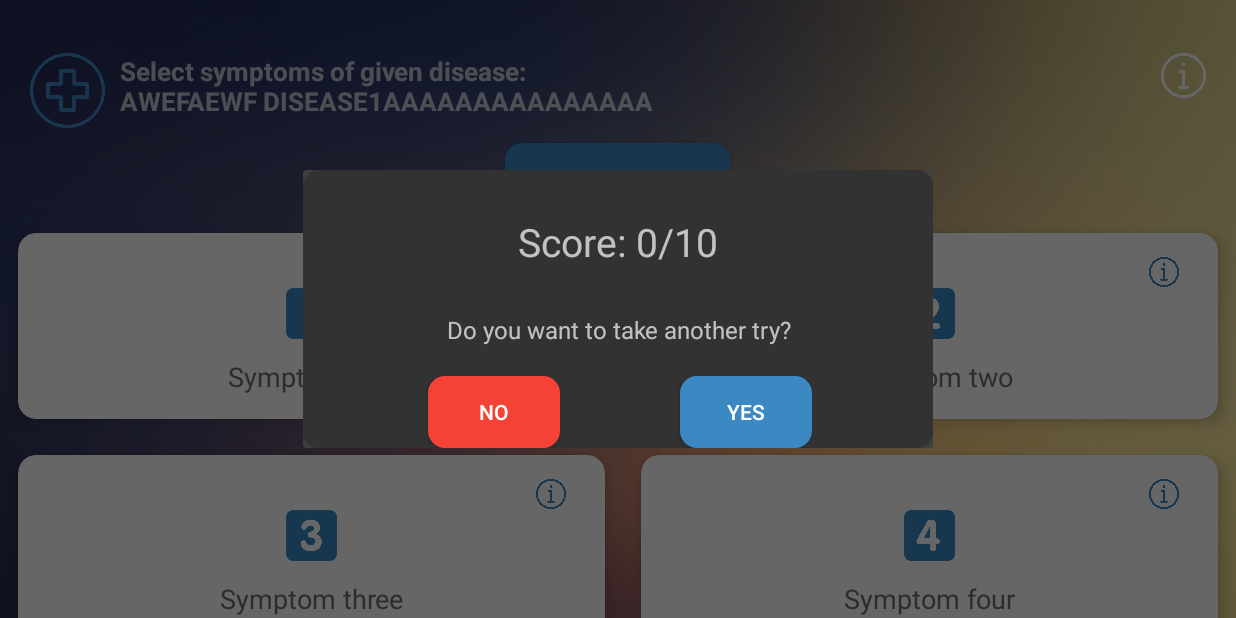
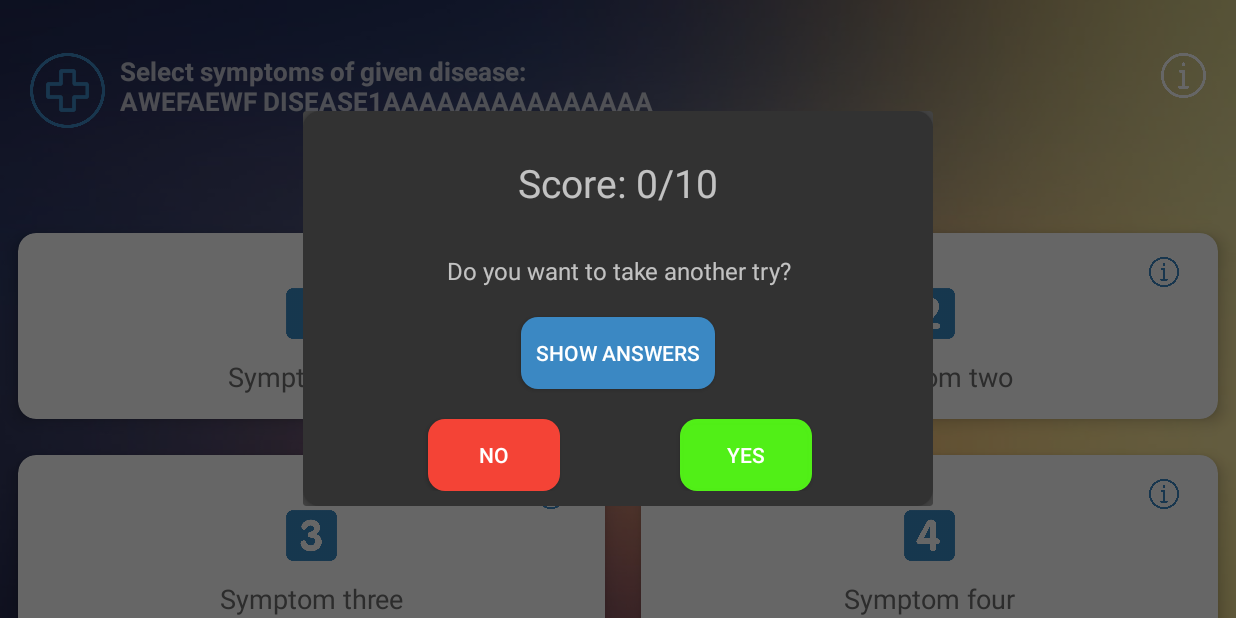
Before and after one commit to MMarciniak103/DiseaseTest, an Android app: the TestActivity screen opened directly, with no data from a screen before it, after a tap on "CONFIRM", on a phone screen of 824 x 412 dp (held sideways). Run offline under Robolectric (Android 15) with nearby library versions, the light colour scheme and no system bars.

Commit message:
Show answers and change layout after quiz

```diff
--- a/app/build.gradle
+++ b/app/build.gradle
@@ -8,7 +8,7 @@ android {
 
     defaultConfig {
         applicationId "com.mmarciniak.diseasetest"
-        minSdkVersion 22
+        minSdkVersion 23
         targetSdkVersion 30
         versionCode 1
         versionName "1.0"
--- a/app/src/main/java/com/mmarciniak/diseasetest/fragments/QuizResultDialogFragment.kt
+++ b/app/src/main/java/com/mmarciniak/diseasetest/fragments/QuizResultDialogFragment.kt
@@ -32,11 +32,16 @@ class QuizResultDialogFragment : DialogFragment() {
         val quizStatusText = "Score: $scoreValue/10"
         rootView.quiz_result_label.text = quizStatusText
 
+        rootView.show_answers_button.setOnClickListener {
+            closeActivity = false
+            mListener.onComplete(false)
+            dismiss()
+        }
+
         rootView.no_button.setOnClickListener {
             closeActivity = true
             dismiss()
         }
-
         rootView.yes_button.setOnClickListener {
             closeActivity = false
             mListener.onComplete(true)
--- a/app/src/main/res/layout/activity_test.xml
+++ b/app/src/main/res/layout/activity_test.xml
@@ -79,7 +79,6 @@
                 android:layout_columnWeight="1"
                 android:layout_margin="12dp"
                 android:backgroundTint="@android:color/white"
-
                 app:cardCornerRadius="12dp"
                 app:cardElevation="6dp">
 
--- a/app/src/main/res/layout/quiz_result_dialog.xml
+++ b/app/src/main/res/layout/quiz_result_dialog.xml
@@ -4,6 +4,7 @@
     style="@style/AppTheme.RoundedCornerMaterialButton"
     android:layout_width="match_parent"
     android:layout_height="match_parent"
+    android:paddingBottom="10dp"
     android:backgroundTint="@android:color/secondary_text_light">
 
     <TextView
@@ -33,6 +34,19 @@
         app:layout_constraintRight_toRightOf="parent"
         app:layout_constraintTop_toBottomOf="@+id/quiz_result_label" />
 
+    <Button
+        android:id="@+id/show_answers_button"
+        style="@style/AppTheme.RoundedCornerMaterialButton"
+        android:layout_width="wrap_content"
+        android:layout_height="wrap_content"
+        android:layout_marginTop="20dp"
+        android:backgroundTint="#3B88C3"
+        android:padding="10dp"
+        android:text="Show Answers"
+        android:textColor="@android:color/white"
+        app:layout_constraintLeft_toLeftOf="parent"
+        app:layout_constraintRight_toRightOf="parent"
+        app:layout_constraintTop_toBottomOf="@+id/question_tv" />
 
     <Button
         android:id="@+id/no_button"
@@ -46,7 +60,7 @@
         app:layout_constraintHorizontal_bias="0.25"
         app:layout_constraintLeft_toLeftOf="parent"
         app:layout_constraintRight_toRightOf="parent"
-        app:layout_constraintTop_toBottomOf="@+id/question_tv" />
+        app:layout_constraintTop_toBottomOf="@+id/show_answers_button" />
 
     <Button
         android:id="@+id/yes_button"
@@ -55,11 +69,11 @@
         android:layout_height="wrap_content"
         android:layout_marginTop="20dp"
         android:layout_marginBottom="30dp"
-        android:backgroundTint="#3B88C3"
+        android:backgroundTint="#F053FB16"
         android:text="Yes"
         android:textColor="@android:color/white"
         app:layout_constraintLeft_toRightOf="@id/no_button"
         app:layout_constraintRight_toRightOf="parent"
-        app:layout_constraintTop_toBottomOf="@+id/question_tv" />
+        app:layout_constraintTop_toBottomOf="@+id/show_answers_button" />
 
 </androidx.constraintlayout.widget.ConstraintLayout>
--- a/app/src/main/res/values/colors.xml
+++ b/app/src/main/res/values/colors.xml
@@ -3,4 +3,6 @@
     <color name="colorPrimary">#6200EE</color>
     <color name="colorPrimaryDark">#3700B3</color>
     <color name="colorAccent">#03DAC5</color>
+    <color name="correctAnswer">#01DB19</color>
+    <color name="wrongAnswer">#D90000</color>
 </resources>
```
Also changed, not shown: app/src/main/java/com/mmarciniak/diseasetest/TestActivity.kt (+61 -3 lines), app/src/main/res/drawable/checked.png (added), app/src/main/res/drawable/close.png (added).
